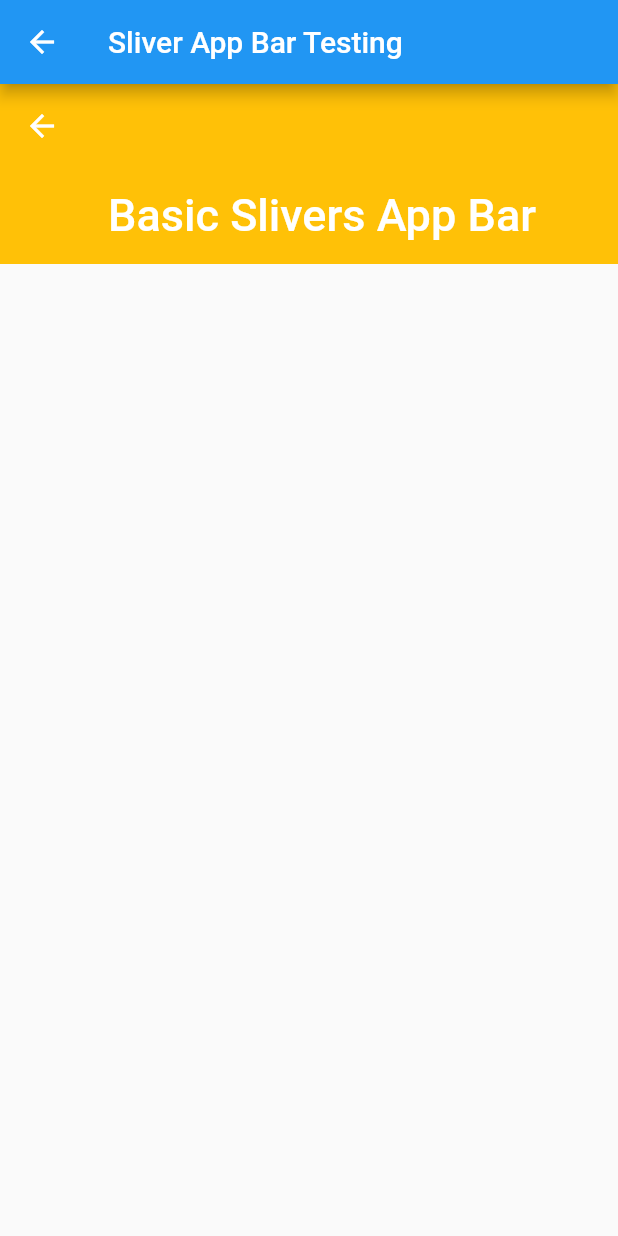
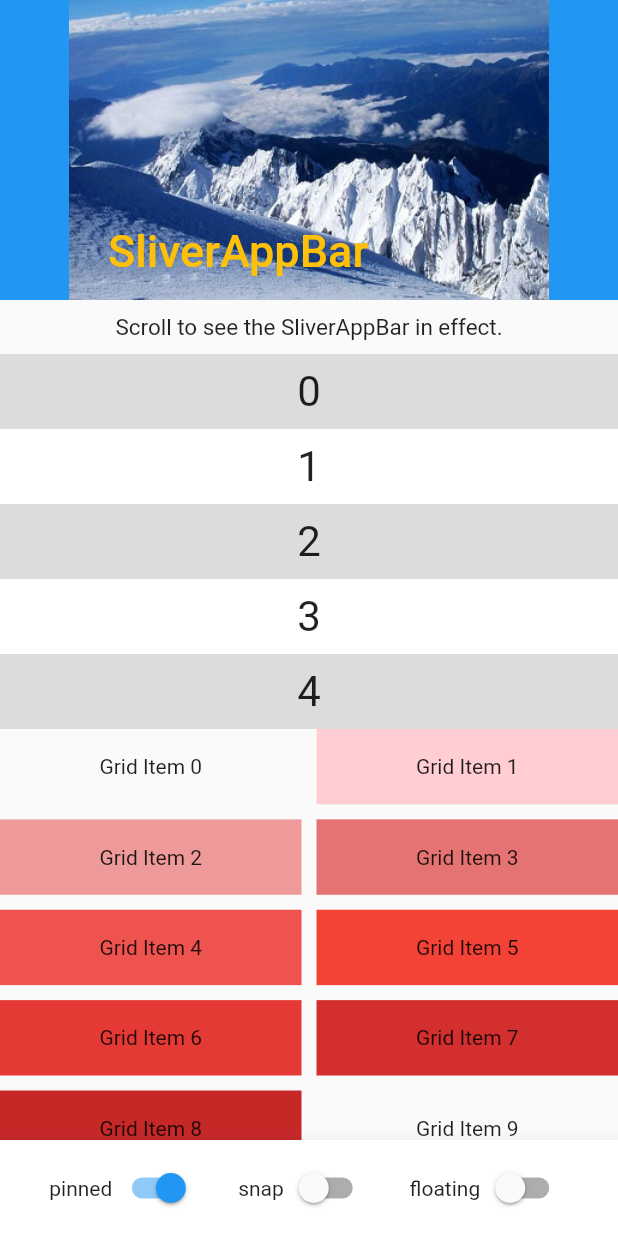
Before and after one commit to MUmerYasin/slidertesting, a Flutter app: the SliverAppBarTestingC screen opened directly, on a phone screen of 412 x 824 dp. Run offline on Flutter 3.47's test engine with Material 2 defaults, Android fonts, the phone set to English and light mode, and no system bars; our stand-ins replace carousel_slider.

Commit message:
SliverAppBar is custom made AppBar, that is Scrollable CustomScrollView, SliverAppBar, SliverToBoxAdapter, SliverList, SliverGrid, SliverFixedExtentList, Default App of Flutter

```diff
--- a/lib/main.dart
+++ b/lib/main.dart
@@ -1,6 +1,7 @@
 import 'package:flutter/material.dart';
 import 'package:carousel_slider/carousel_slider.dart';
-import 'package:slidertesting/appbartesting.dart';
+// import 'package:slidertesting/appbartesting.dart';
+import 'package:slidertesting/sliverappbartesting.dart';
 
 void main() {
   runApp(const MyApp());
@@ -20,7 +21,8 @@ class MyApp extends StatelessWidget {
       ),
       // home: const MyHomePage(title: 'Flutter Demo Home Page'),
 
-      home: const AppBarTestingC(),
+      home: const SliverAppBarTestingC(),
+      // home: const AppBarTestingC(),
 
     );
   }
--- a/lib/sliverappbartesting.dart
+++ b/lib/sliverappbartesting.dart
@@ -8,23 +8,165 @@ class SliverAppBarTestingC extends StatefulWidget {
 }
 
 class _SliverAppBarTestingCState extends State<SliverAppBarTestingC> {
+  bool _pinned = true;
+  bool _snap = false;
+  bool _floating = false;
+
   @override
   Widget build(BuildContext context) {
     return Scaffold(
-        appBar: AppBar(title:const Text('Sliver App Bar Testing'),),
-      body: const CustomScrollView(
-        slivers: [
+        // appBar: AppBar(title:const Text('Sliver App Bar Testing'),),
+      body: CustomScrollView(
+        slivers: <Widget>[
           SliverAppBar(
-            backgroundColor: Colors.amber,
-            floating: false,
-            expandedHeight: 120.0,
-            flexibleSpace: FlexibleSpaceBar(
-              title: Text('Basic Slivers App Bar'),
+            pinned: _pinned,
+            snap: _snap,
+            floating: _floating,
+            expandedHeight: 200.0,
+            flexibleSpace: const FlexibleSpaceBar(
+
+              title: Text(
+                'SliverAppBar',
+                style: TextStyle(
+                  color: Colors.amber,
+                ),
+              ),
+              background: Image(
+                image: AssetImage(
+                  'assets/imagesall/1.jpg',
+                ),
+              ),
             ),
           ),
+
+          const SliverToBoxAdapter(
+            child: Padding(
+              padding: EdgeInsets.all(8.0),
+              child: SizedBox(
+                height: 20,
+                child: Center(
+                  child: Text('Scroll to see the SliverAppBar in effect.',style: TextStyle(fontSize: 15.0,)),
+                ),
+              ),
+            ),
+          ),
+
+          // const Padding(
+          //   padding: EdgeInsets.all(8.0),
+          //   child: Text('SliverList',style: TextStyle(fontSize: 20.0,),),
+          // ),
+
+
+          SliverList(
+            delegate: SliverChildBuilderDelegate(
+                  (BuildContext context, int index) {
+                return Container(
+                  color: index.isOdd ? Colors.white : Colors.black12,
+                  height: 50.0,
+                  child: Center(
+                    child: Text('$index', textScaleFactor: 2),
+                  ),
+                );
+              },
+              childCount: 5,
+            ),
+          ),
+
+
+
+
+
+          SliverGrid(
+            gridDelegate: const SliverGridDelegateWithMaxCrossAxisExtent(
+              maxCrossAxisExtent: 200.0,
+              mainAxisSpacing: 10.0,
+              crossAxisSpacing: 10.0,
+              childAspectRatio: 4.0,
+            ),
+            delegate: SliverChildBuilderDelegate(
+                  (BuildContext context, int index) {
+                return Container(
+                  alignment: Alignment.center,
+                  color: Colors.red[100 * (index % 9)],
+                  child: Text('Grid Item $index'),
+                );
+              },
+              childCount: 10,
+            ),
+          ),
+
+          SliverFixedExtentList(
+            itemExtent: 50.0,
+            delegate: SliverChildBuilderDelegate(
+                  (BuildContext context, int index) {
+                return Container(
+                  alignment: Alignment.center,
+                  color: Colors.brown[100 * (index % 9)],
+                  child: Text('List Item $index'),
+                );
+              },
+              childCount: 9,
+            ),
+
+          ),
+
         ],
       ),
-
+      bottomNavigationBar: BottomAppBar(
+        child: Padding(
+          padding: const EdgeInsets.all(8),
+          child: OverflowBar(
+            alignment: MainAxisAlignment.spaceEvenly,
+            children: <Widget>[
+              Row(
+                mainAxisSize: MainAxisSize.min,
+                children: <Widget>[
+                  const Text('pinned'),
+                  Switch(
+                    onChanged: (bool val) {
+                      setState(() {
+                        _pinned = val;
+                      });
+                    },
+                    value: _pinned,
+                  ),
+                ],
+              ),
+              Row(
+                mainAxisSize: MainAxisSize.min,
+                children: <Widget>[
+                  const Text('snap'),
+                  Switch(
+                    onChanged: (bool val) {
+                      setState(() {
+                        _snap = val;
+                        // Snapping only applies when the app bar is floating.
+                        _floating = _floating || _snap;
+                      });
+                    },
+                    value: _snap,
+                  ),
+                ],
+              ),
+              Row(
+                mainAxisSize: MainAxisSize.min,
+                children: <Widget>[
+                  const Text('floating'),
+                  Switch(
+                    onChanged: (bool val) {
+                      setState(() {
+                        _floating = val;
+                        _snap = _snap && _floating;
+                      });
+                    },
+                    value: _floating,
+                  ),
+                ],
+              ),
+            ],
+          ),
+        ),
+      ),
     );
   }
 }
```
